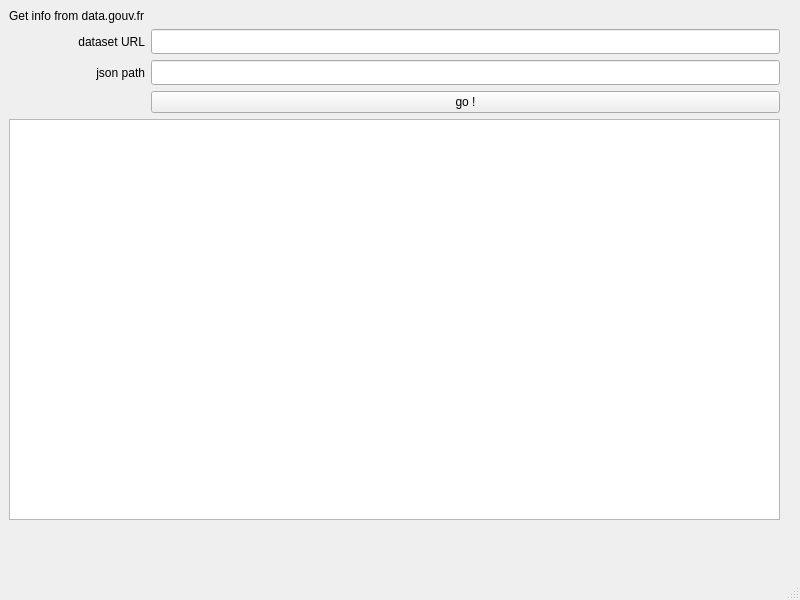
This is app.ui in flrt/test-pyqt-deploy as Qt 5 draws it before an edit. The edited form follows.
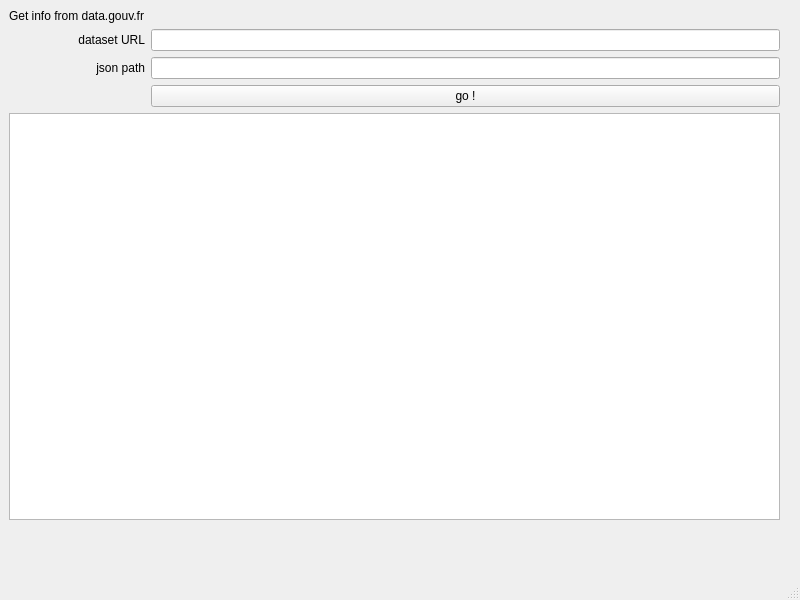
This is the edited form.

Patch:
```diff
--- a/app.ui
+++ b/app.ui
@@ -35,14 +35,8 @@
       </widget>
      </item>
      <item row="3" column="1">
-      <widget class="QLineEdit" name="jsonpathEdit">
-       <property name="font">
-        <font>
-         <family>DejaVu Sans Mono</family>
-         <pointsize>10</pointsize>
-        </font>
-       </property>
-      </widget>
+      <widget class="QLineEdit" name="jsonpathEdit"/>
+       
      </item>
      <item row="0" column="0">
       <widget class="QLabel" name="label">
@@ -75,14 +69,9 @@
       </widget>
      </item>
      <item row="1" column="1">
-      <widget class="QLineEdit" name="urlEdit">
-       <property name="font">
-        <font>
-         <family>DejaVu Sans Mono</family>
-         <pointsize>10</pointsize>
-        </font>
-       </property>
-      </widget>
+      <widget class="QLineEdit" name="urlEdit"/>
+       
+      
      </item>
     </layout>
    </widget>
```
